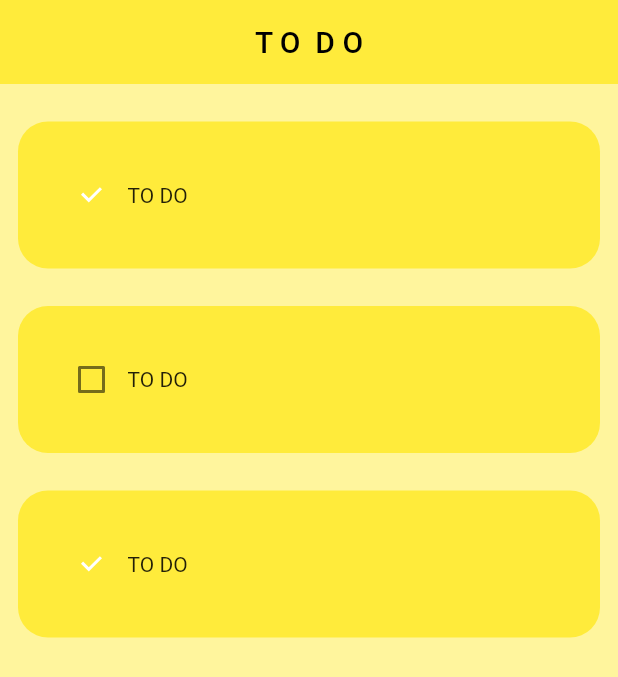
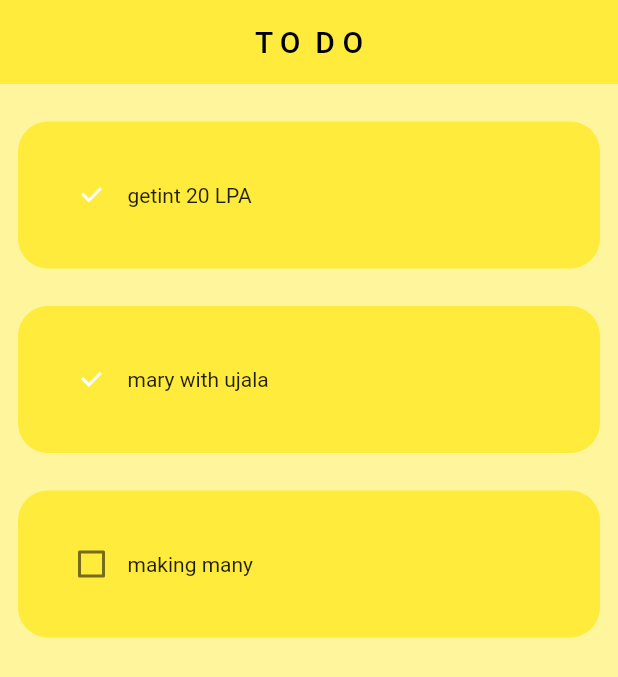
Before and after one commit to navneetprajapati26/To-Do, a Flutter app: the screen it shows after launch, on a phone screen of 412 x 824 dp. Shown: the top 677 px of the screen. Run offline on Flutter 3.47's test engine with Material 2 defaults, Android fonts, the phone set to English and light mode, and no system bars; missing offline and left inert: dart:ffi.

Commit message:
Chack Box done 🥳

```diff
--- a/lib/home_page.dart
+++ b/lib/home_page.dart
@@ -1,5 +1,8 @@
+import 'dart:ffi';
+
 import 'package:flutter/material.dart';
 import 'package:todo/util/todo_tile.dart';
+
 class HomePage extends StatefulWidget {
   const HomePage({Key? key}) : super(key: key);
 
@@ -8,6 +11,19 @@
 }
 
 class _HomePageState extends State<HomePage> {
+  List toDoList = [
+    ["getint 20 LPA", true],
+    ["mary with ujala ", true],
+    ["making many ", false]
+  ];
+
+  // Chackbox was tapped
+
+  void checkBoxChanged(bool? value, int index) {
+    setState((){
+      toDoList[index][1] = !toDoList[index][1];
+    });
+  }
   @override
   Widget build(BuildContext context) {
     return Scaffold(
@@ -17,25 +33,14 @@
         elevation: 0,
         centerTitle: true,
       ),
-      body: ListView(
-        children: [
-          TodoTile(
-            taskName: "TO DO",
-            taslComleted: true,
-            onChanged: (p0){},
-          ),
-          TodoTile(
-            taskName: "TO DO",
-            taslComleted: false,
-            onChanged: (p0){},
-          ),
-          TodoTile(
-            taskName: "TO DO",
-            taslComleted: true,
-            onChanged: (p0){},
-          ),
-
-        ],
+      body: ListView.builder(
+        itemCount: toDoList.length,
+        itemBuilder: (context, index) {
+          return TodoTile(
+              onChanged: (value) => checkBoxChanged(value, index),
+              taskName: toDoList[index][0],
+              taslComleted: toDoList[index][1]);
+        },
       ),
     );
   }
```
